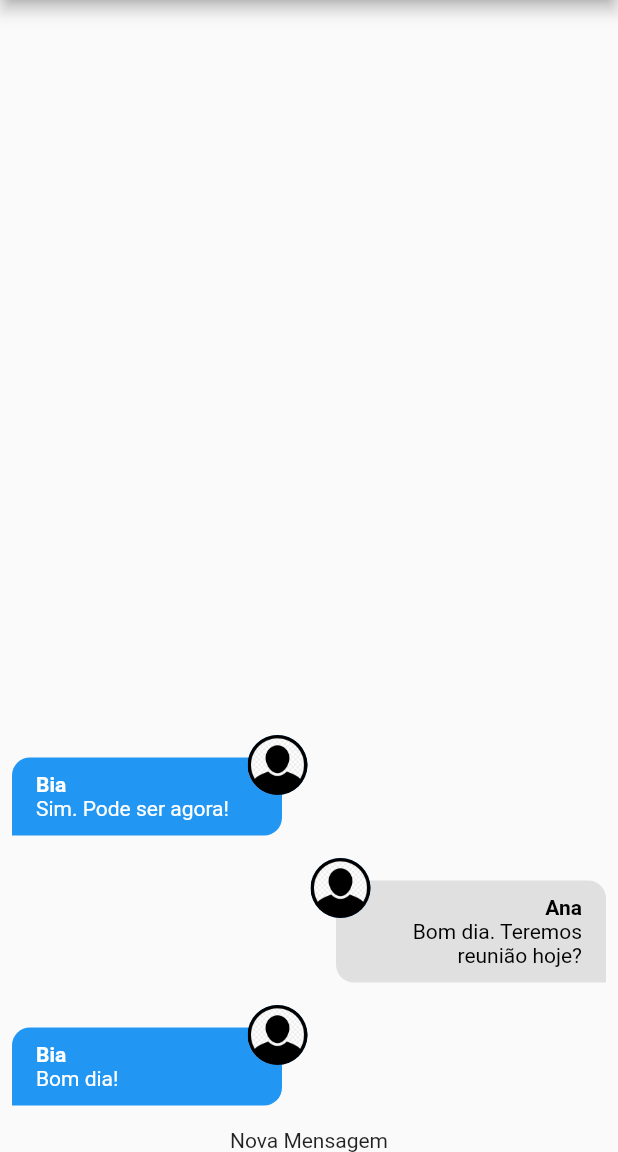
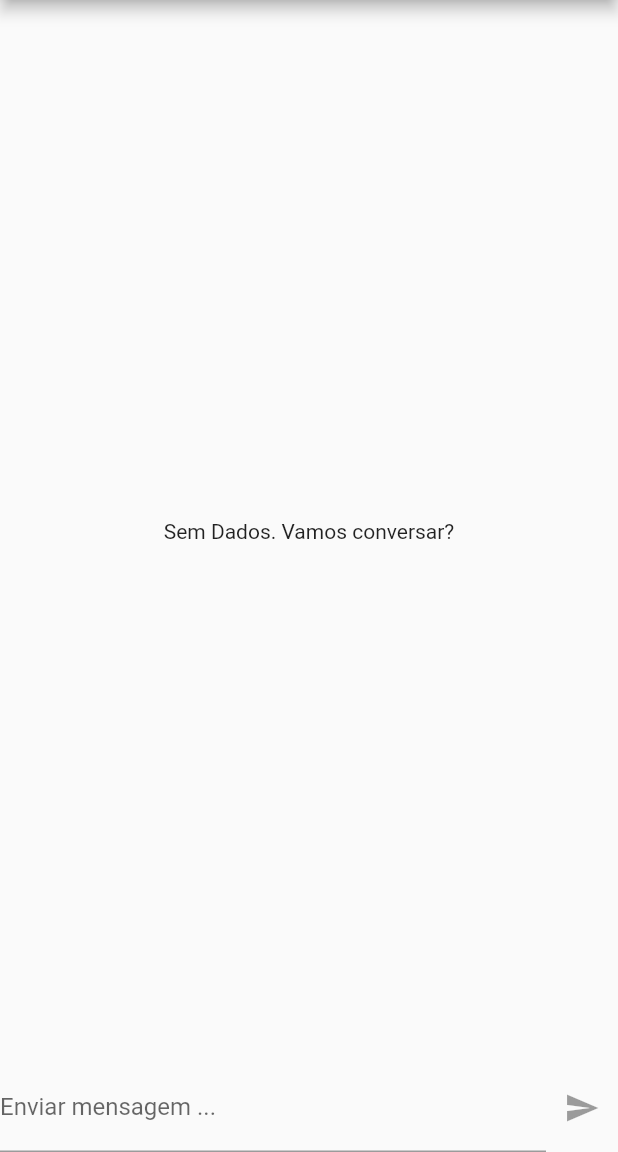
Before and after one commit to Souza83/chat, a Flutter app: the screen it shows after launch, on a phone screen of 412 x 824 dp, the part 84-1236 px from its top. Run offline on Flutter 3.47's test engine with Material 2 defaults, Android fonts, the phone set to English and light mode, and no system bars; our stand-ins replace image_picker; accounts and stored records are empty.

Commit message:
Componente New Message.

```diff
--- a/lib/components/new_message.dart
+++ b/lib/components/new_message.dart
@@ -1,12 +1,50 @@
+import 'package:chat/core/services/auth/auth_service.dart';
+import 'package:chat/core/services/chat/chat_service.dart';
 import 'package:flutter/material.dart';
 
-class NewMessage extends StatelessWidget {
+class NewMessage extends StatefulWidget {
   const NewMessage({super.key});
 
   @override
+  State<NewMessage> createState() => _NewMessageState();
+}
+
+class _NewMessageState extends State<NewMessage> {
+  String _message = '';
+  final _messageControler = TextEditingController();
+
+  Future<void> _sendMessage() async {
+    final user = AuthService().currentUser;
+
+    if (user != null) {
+      await ChatService().save(_message, user);
+      _messageControler.clear();
+    }
+  }
+
+  @override
   Widget build(BuildContext context) {
-    return Center(
-      child: Text('Nova Mensagem'),
+    return Row(
+      children: [
+        Expanded(
+          child: TextField(
+            controller: _messageControler,
+            onChanged: (msg) => setState(() => _message = msg),
+            decoration: const InputDecoration(
+              labelText: 'Enviar mensagem ...',
+            ),
+            onSubmitted: (_) {
+              if (_message.trim().isNotEmpty) {
+                _sendMessage();
+              }
+            },
+          ),
+        ),
+        IconButton(
+          icon: const Icon(Icons.send),
+          onPressed: _message.trim().isEmpty ? null : _sendMessage,
+        ),
+      ],
     );
   }
 }
--- a/lib/core/services/chat/chat_mock_service.dart
+++ b/lib/core/services/chat/chat_mock_service.dart
@@ -6,7 +6,7 @@ import 'package:chat/core/services/chat/chat_service.dart';
 
 class ChatMockService implements ChatService {
   static final List<ChatMessage> _msgs = [
-    ChatMessage(
+    /*ChatMessage(
       id: '1',
       text: 'Bom dia!',
       createAt: DateTime.now(),
@@ -29,7 +29,7 @@ class ChatMockService implements ChatService {
       userId: '123',
       userName: 'Bia',
       userImageURL: 'assets/images/avatar.png',
-    ),
+    ),*/
   ];
   static MultiStreamController<List<ChatMessage>>? _controller;
   static final _msgStream = Stream<List<ChatMessage>>.multi((controller) {
@@ -51,7 +51,7 @@ class ChatMockService implements ChatService {
       userImageURL: user.imageURL,
     );
     _msgs.add(newMessage);
-    _controller?.add(_msgs);
+    _controller?.add(_msgs.reversed.toList());
     return newMessage;
   }
 }
```
